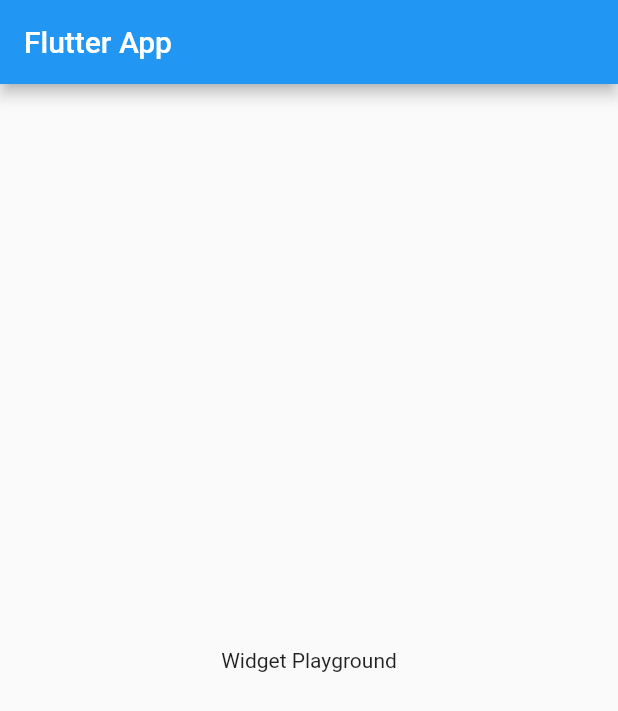
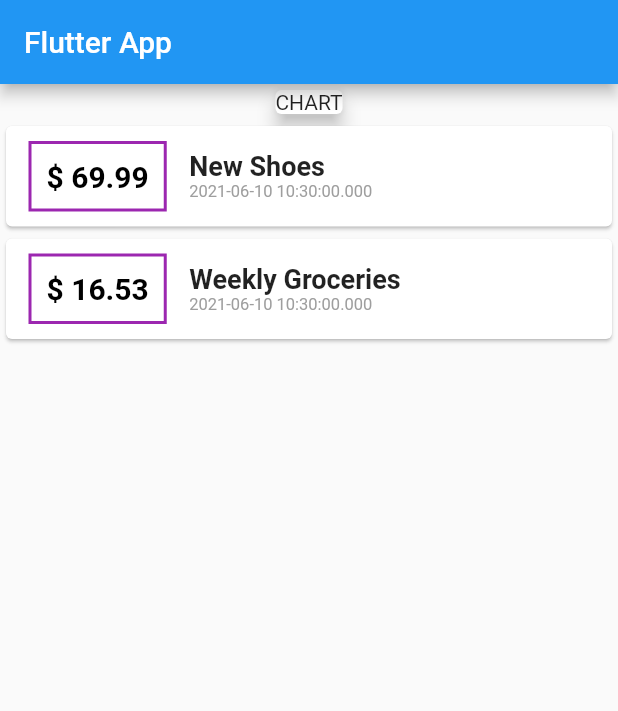
Before and after one commit to KellyEgesa/sample-flutter, a Flutter app: the screen it shows after launch, on a phone screen of 412 x 824 dp. Shown: the top 711 px of the screen. Run offline on Flutter 3.47's test engine with Material 2 defaults, Android fonts, the phone set to English and light mode, and no system bars.

Commit message:
styling  - Added borders  - added Colours  - Added margins  - Added CrossAlignmentAxis

```diff
--- a/lib/main.dart
+++ b/lib/main.dart
@@ -1,4 +1,5 @@
 import 'package:flutter/material.dart';
+import 'package:sample/transaction.dart';
 
 void main() => runApp(MyApp());
 
@@ -13,6 +14,21 @@ class MyApp extends StatelessWidget {
 }
 
 class MyHomePage extends StatelessWidget {
+  final List<Transaction> transactions = [
+    Transaction(
+      id: "t1",
+      title: "New Shoes",
+      amount: 69.99,
+      date: DateTime.now(),
+    ),
+    Transaction(
+      id: "t2",
+      title: "Weekly Groceries",
+      amount: 16.53,
+      date: DateTime.now(),
+    )
+  ];
+
   @override
   Widget build(BuildContext context) {
     return Scaffold(
@@ -20,7 +36,65 @@ class MyHomePage extends StatelessWidget {
         title: Text("Flutter App"),
       ),
       body: Center(
-        child: Text("Widget Playground"),
+        child: Column(
+          children: <Widget>[
+            Card(
+              child: Container(
+                child: Text(
+                  "CHART",
+                ),
+              ),
+              elevation: 5,
+            ),
+            Column(
+              children: transactions
+                  .map(
+                    (transaction) => Card(
+                      child: Row(
+                        children: <Widget>[
+                          Container(
+                            margin: EdgeInsets.symmetric(
+                                vertical: 10, horizontal: 15),
+                            decoration: BoxDecoration(
+                                border: Border.all(
+                              color: Colors.purple,
+                              width: 2,
+                            )),
+                            padding: EdgeInsets.all(10),
+                            child: Text(
+                              "\$ ${transaction.amount}",
+                              style: TextStyle(
+                                fontWeight: FontWeight.bold,
+                                fontSize: 20,
+                                color: Colors.black,
+                              ),
+                            ),
+                          ),
+                          Column(
+                            crossAxisAlignment: CrossAxisAlignment.start,
+                            children: <Widget>[
+                              Text(
+                                transaction.title,
+                                style: TextStyle(
+                                  fontSize: 18,
+                                  fontWeight: FontWeight.bold,
+                                ),
+                              ),
+                              Text(
+                                transaction.date.toString(),
+                                style:
+                                    TextStyle(fontSize: 11, color: Colors.grey),
+                              )
+                            ],
+                          )
+                        ],
+                      ),
+                    ),
+                  )
+                  .toList(),
+            )
+          ],
+        ),
       ),
     );
   }
--- /dev/null
+++ b/lib/transaction.dart
@@ -0,0 +1,20 @@
+import 'package:flutter/foundation.dart';
+
+class Transaction {
+  final String id;
+  final String title;
+  final double amount;
+  final DateTime date;
+
+  Transaction({
+    @required this.id,
+    @required this.title,
+    @required this.amount,
+    @required this.date,
+  });
+}
+//Savannah Informatics
+//app_scafold
+//drawer
+//+254728101710
+//1234
--- a/pubspec.yaml
+++ b/pubspec.yaml
@@ -3,7 +3,7 @@ description: A new Flutter project.
 
 # The following line prevents the package from being accidentally published to
 # pub.dev using `pub publish`. This is preferred for private packages.
-publish_to: 'none' # Remove this line if you wish to publish to pub.dev
+publish_to: "none" # Remove this line if you wish to publish to pub.dev
 
 # The following defines the version and build number for your application.
 # A version number is three numbers separated by dots, like 1.2.43
@@ -23,7 +23,7 @@ environment:
 dependencies:
   flutter:
     sdk: flutter
-
+  intl: ^0.17.0
 
   # The following adds the Cupertino Icons font to your application.
   # Use with the CupertinoIcons class for iOS style icons.
@@ -38,7 +38,6 @@ dev_dependencies:
 
 # The following section is specific to Flutter.
 flutter:
-
   # The following line ensures that the Material Icons font is
   # included with your application, so that you can use the icons in
   # the material Icons class.
```
Also changed, not shown: pubspec.lock.
